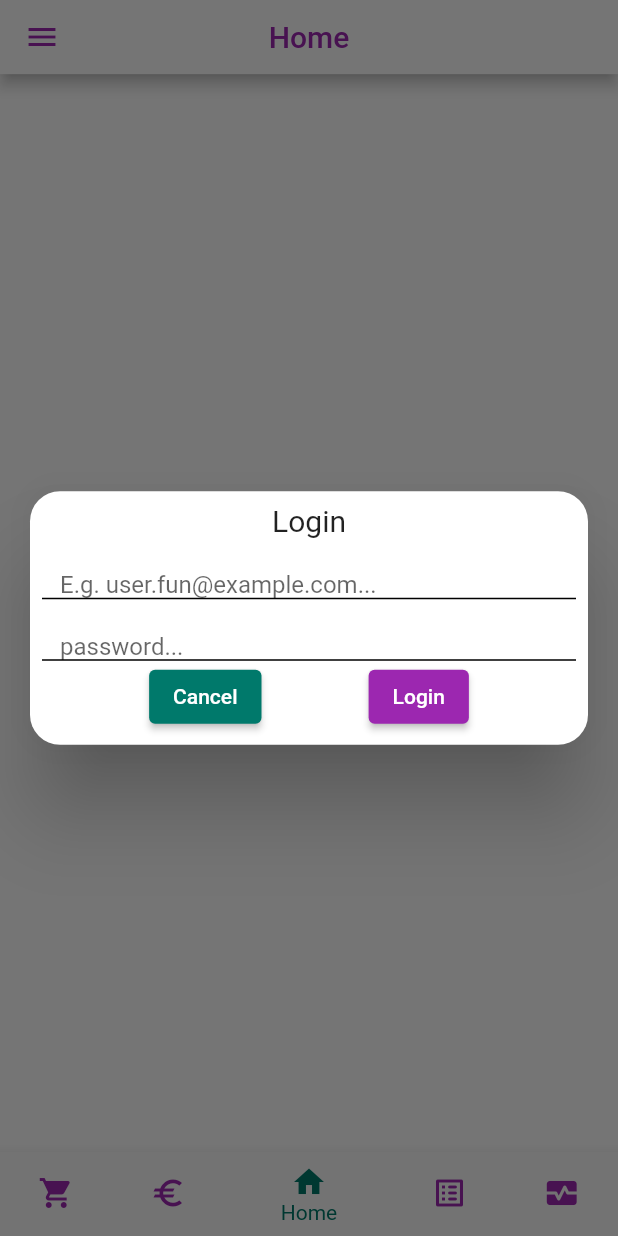
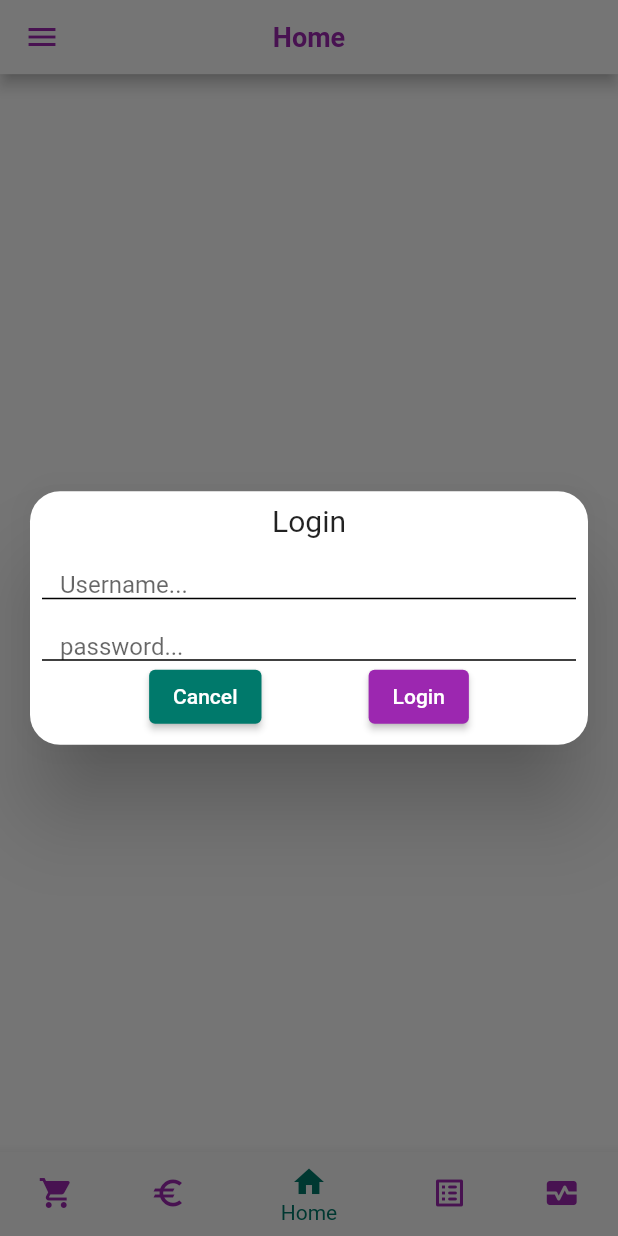
Before and after one commit to Ben-PP/app105, a Flutter app: the screen it shows after launch, in the side drawer, after a tap on the "login" icon, on a phone screen of 412 x 824 dp. Run offline on Flutter 3.47's test engine with Material 2 defaults, Android fonts, the light colour scheme and no system bars.

```diff
--- a/lib/budget/budget_page.dart
+++ b/lib/budget/budget_page.dart
@@ -24,7 +24,7 @@ class _BudgetPageState extends State<BudgetPage> {
               MediaQuery.of(context).viewPadding.top) -
           (MediaQuery.of(context).size.height -
                   MediaQuery.of(context).viewPadding.top) *
-              SizesGlobal.appBarHeight;
+              GlobalSizes.appBarHeight;
       screenWidth = MediaQuery.of(context).size.width;
 
       isInitialized = true;
--- a/lib/globals.dart
+++ b/lib/globals.dart
@@ -1,3 +1,7 @@
-class SizesGlobal {
+class GlobalSizes {
   static const appBarHeight = 0.06;
 }
+
+class GlobalTextChecks {
+  static RegExp allowedUidCharacters = RegExp('[a-zA-ZäöÄÖåÅ-]');
+}
--- a/lib/home_page.dart
+++ b/lib/home_page.dart
@@ -79,7 +79,7 @@ class _HomePageState extends State<HomePage> {
     return Scaffold(
       backgroundColor: Theme.of(context).colorScheme.background,
       appBar: AppBar(
-        toolbarHeight: screenHeight * SizesGlobal.appBarHeight,
+        toolbarHeight: screenHeight * GlobalSizes.appBarHeight,
         title: Text((tabs[currentIndex]['title'])),
         centerTitle: true,
         actions: tabs[currentIndex]['actions'],
--- a/lib/main.dart
+++ b/lib/main.dart
@@ -6,6 +6,7 @@ import './settings/settings_page.dart';
 
 import './providers/provider_api.dart';
 import './providers/provider_auth.dart';
+import './providers/provider_users.dart';
 
 void main() {
   runApp(const MyApp());
@@ -21,6 +22,7 @@ class MyApp extends StatelessWidget {
       providers: [
         ChangeNotifierProvider(create: (context) => ProviderAuth()),
         ChangeNotifierProvider(create: (context) => ProviderApi()),
+        ChangeNotifierProvider(create: (context) => ProviderUsers()),
       ],
       child: MaterialApp(
         debugShowCheckedModeBanner: false,
@@ -46,6 +48,24 @@ class MyApp extends StatelessWidget {
               foregroundColor: MaterialStateProperty.all<Color>(Colors.white),
             ),
           ),
+          textTheme: const TextTheme(
+            // Headlines inside the pages
+            displayMedium: TextStyle(
+              fontSize: 25,
+              color: Colors.purple,
+            ),
+            // Titles in tiles
+            titleLarge: TextStyle(
+              fontSize: 18,
+              fontWeight: FontWeight.bold,
+              color: Colors.purple,
+            ),
+            // titles in body
+            titleSmall: TextStyle(
+              fontSize: 14,
+              fontWeight: FontWeight.bold,
+            ),
+          ),
         ),
         routes: {
           '/': (context) => const HomePage(),
--- a/lib/objects/user.dart
+++ b/lib/objects/user.dart
@@ -1,7 +1,18 @@
 import 'package:flutter/material.dart';
 
 class User {
-  String uid = '';
-  Color color = Colors.purple;
-  bool canMakeTransactions = false;
+  late String uid;
+  late bool canMakeTransactions;
+  late bool isAdmin;
+
+  User({
+    required this.uid,
+    this.canMakeTransactions = false,
+  });
+
+  User.fromMap({required Map<String, dynamic> map}) {
+    uid = map['uid'];
+    canMakeTransactions = map['can_make_transactions'];
+    isAdmin = map['is_admin'];
+  }
 }
--- a/lib/widgets/dialogs/login_dialog.dart
+++ b/lib/widgets/dialogs/login_dialog.dart
@@ -1,6 +1,8 @@
 import 'package:flutter/material.dart';
+import 'package:flutter/services.dart';
 import 'package:provider/provider.dart';
 
+import '../../globals.dart';
 import '../../providers/provider_auth.dart';
 import '../../providers/provider_api.dart';
 
@@ -21,6 +23,10 @@ class _LoginDialogState extends State<LoginDialog> {
   final TextEditingController pwdController = TextEditingController();
   var isInitialized = false;
 
+  // Error flags
+  var isUserNameEmpty = false;
+  var isCredentialsDenied = false;
+
   @override
   void didChangeDependencies() {
     if (!isInitialized) {
@@ -36,6 +42,17 @@ class _LoginDialogState extends State<LoginDialog> {
     uidController.dispose();
     pwdController.dispose();
     super.dispose();
+  }
+
+  void _checkErrors() {
+    setState(() {
+      isCredentialsDenied = false;
+      if (uidController.text.trim().isEmpty) {
+        isUserNameEmpty = true;
+      } else {
+        isUserNameEmpty = false;
+      }
+    });
   }
 
   @override
@@ -72,13 +89,18 @@ class _LoginDialogState extends State<LoginDialog> {
                         child: TextField(
                           controller: uidController,
                           keyboardType: TextInputType.emailAddress,
+                          inputFormatters: [
+                            FilteringTextInputFormatter.allow(
+                              GlobalTextChecks.allowedUidCharacters,
+                            ),
+                          ],
                           decoration: const InputDecoration(
                               contentPadding:
                                   EdgeInsets.fromLTRB(12, 12, 12, 0),
                               isCollapsed: true,
                               enabledBorder: UnderlineInputBorder(),
                               focusedBorder: UnderlineInputBorder(),
-                              hintText: 'E.g. user.fun@example.com...'),
+                              hintText: 'Username...'),
                         ),
                       ),
                       Padding(
@@ -98,6 +120,7 @@ class _LoginDialogState extends State<LoginDialog> {
                               hintText: 'password...'),
                         ),
                       ),
+                      ..._showErrors(),
                       Row(
                         mainAxisAlignment: MainAxisAlignment.spaceEvenly,
                         mainAxisSize: MainAxisSize.max,
@@ -111,6 +134,8 @@ class _LoginDialogState extends State<LoginDialog> {
                           ),
                           ElevatedButton(
                             onPressed: () {
+                              _checkErrors();
+                              if (isUserNameEmpty) return;
                               providerAuth
                                   .login(
                                 uid: uidController.text.trim(),
@@ -120,27 +145,12 @@ class _LoginDialogState extends State<LoginDialog> {
                                 Navigator.pop(context);
                                 return;
                               }).catchError((e) {
-                                showDialog(
-                                    context: context,
-                                    builder: (context) {
-                                      return AlertDialog(
-                                        title: Text(
-                                          // FIXME Localization
-                                          'Could not login:\n$e',
-                                        ),
-                                        actions: [
-                                          ElevatedButton(
-                                            onPressed: () {
-                                              Navigator.pop(context);
-                                            },
-                                            child: const Text(
-                                              // FIXME Localization
-                                              'Close',
-                                            ),
-                                          ),
-                                        ],
-                                      );
-                                    });
+                                if (e.toString().contains(RegExp('401|403'))) {
+                                  setState(() {
+                                    isCredentialsDenied = true;
+                                  });
+                                  return;
+                                }
                               });
                             },
                             style: Theme.of(context)
@@ -167,4 +177,26 @@ class _LoginDialogState extends State<LoginDialog> {
       ),
     );
   }
+
+  List<Widget> _showErrors() {
+    TextStyle style = const TextStyle(
+      color: Colors.red,
+      fontWeight: FontWeight.bold,
+    );
+    return isCredentialsDenied || isUserNameEmpty
+        ? [
+            if (isUserNameEmpty)
+              Text(
+                // FIXME Localizaton
+                'Username is required!',
+                style: style,
+              ),
+            if (isCredentialsDenied)
+              Text(
+                'Invalid Credentials',
+                style: style,
+              ),
+          ]
+        : [];
+  }
 }
```
Also changed, not shown: lib/providers/provider_auth.dart (+13 -3 lines), lib/providers/provider_users.dart (+18 -6 lines), lib/settings/settings_page.dart (+36 -13 lines), lib/widgets/dialogs/change_pwd_dialog.dart (+5 -10 lines), lib/widgets/dialogs/edit_user_dialog.dart (added, +156 -0 lines), lib/widgets/user_tile.dart (+96 -2 lines).
